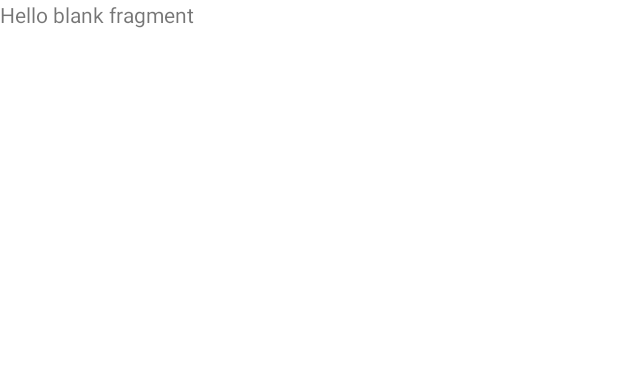
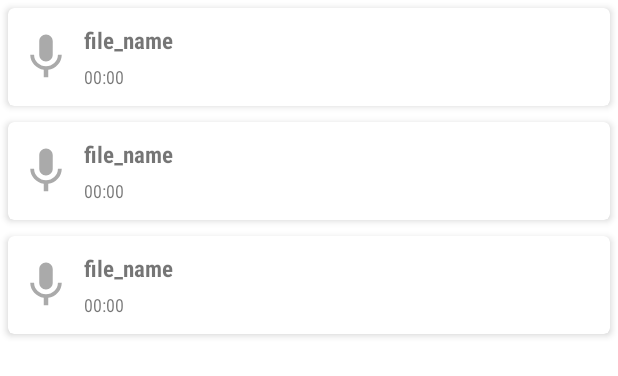
Before and after one commit to vladzavdv16/VoiceRecorder, an Android app: the layout fragment_list_record.xml on its own in the app's theme, with its tools: preview values and no code run, on a phone screen of 412 x 824 dp. Shown: the top 376 px of the screen. Run offline under Robolectric (Android 15) with nearby library versions, the phone set to English and light mode, and no system bars.

Commit message:
add recyclerView for all records

```diff
--- a/app/src/main/AndroidManifest.xml
+++ b/app/src/main/AndroidManifest.xml
@@ -13,7 +13,7 @@
         android:supportsRtl="true"
         android:theme="@style/Theme.VoiceRecorder">
         <activity
-            android:name=".MainActivity"
+            android:name=".ui.MainActivity"
             android:exported="true">
             <intent-filter>
                 <action android:name="android.intent.action.MAIN" />
--- a/app/src/main/java/com/light/voicerecorder/data/service/RecordService.kt
+++ b/app/src/main/java/com/light/voicerecorder/data/service/RecordService.kt
@@ -10,7 +10,7 @@ import android.os.IBinder
 import android.util.Log
 import android.widget.Toast
 import androidx.core.app.NotificationCompat
-import com.light.voicerecorder.MainActivity
+import com.light.voicerecorder.ui.MainActivity
 import com.light.voicerecorder.R
 import com.light.voicerecorder.data.database.RecordDatabase
 import com.light.voicerecorder.data.database.RecordDatabaseDao
--- a/app/src/main/java/com/light/voicerecorder/MainActivity.kt
+++ b/app/src/main/java/com/light/voicerecorder/ui/MainActivity.kt
@@ -1,4 +1,4 @@
-package com.light.voicerecorder
+package com.light.voicerecorder.ui
 
 import android.app.ActivityManager
 import android.content.Context
@@ -6,6 +6,7 @@ import androidx.appcompat.app.AppCompatActivity
 import android.os.Bundle
 import androidx.navigation.Navigation
 import androidx.navigation.ui.NavigationUI
+import com.light.voicerecorder.R
 import com.light.voicerecorder.databinding.ActivityMainBinding
 
 class MainActivity : AppCompatActivity() {
--- a/app/src/main/java/com/light/voicerecorder/ui/record/RecordFragment.kt
+++ b/app/src/main/java/com/light/voicerecorder/ui/record/RecordFragment.kt
@@ -8,15 +8,12 @@ import android.content.pm.PackageManager
 import android.os.Build
 import android.os.Bundle
 import androidx.fragment.app.Fragment
-import android.view.LayoutInflater
 import android.view.View
-import android.view.ViewGroup
 import android.view.WindowManager
 import android.widget.Toast
 import androidx.core.content.ContextCompat
-import androidx.lifecycle.Observer
 import androidx.lifecycle.ViewModelProvider
-import com.light.voicerecorder.MainActivity
+import com.light.voicerecorder.ui.MainActivity
 import com.light.voicerecorder.R
 import com.light.voicerecorder.data.database.RecordDatabase
 import com.light.voicerecorder.data.database.RecordDatabaseDao
@@ -47,7 +44,6 @@ class RecordFragment : Fragment(R.layout.fragment_record) {
         binding = view.let { FragmentRecordBinding.bind(it) }
 
         database = context?.let { RecordDatabase.getInstance(it).recordDatabaseDao }
-//        database?.getCount()?.observe(viewLifecycleOwner) { count = it }
 
         mainActivity = activity as MainActivity
 
--- a/app/src/main/res/drawable/ic_mic_36dp.xml
+++ b/app/src/main/res/drawable/ic_mic_36dp.xml
@@ -1,10 +1,10 @@
 <vector xmlns:android="http://schemas.android.com/apk/res/android"
     android:width="36dp"
     android:height="36dp"
-    android:tint="@android:color/white"
+    android:tint="@android:color/darker_gray"
     android:viewportWidth="24"
     android:viewportHeight="24">
     <path
-        android:fillColor="@android:color/white"
+        android:fillColor="@android:color/darker_gray"
         android:pathData="M12,14c1.66,0 2.99,-1.34 2.99,-3L15,5c0,-1.66 -1.34,-3 -3,-3S9,3.34 9,5v6c0,1.66 1.34,3 3,3zM17.3,11c0,3 -2.54,5.1 -5.3,5.1S6.7,14 6.7,11L5,11c0,3.41 2.72,6.23 6,6.72L11,21h2v-3.28c3.28,-0.48 6,-3.3 6,-6.72h-1.7z" />
 </vector>
--- a/app/src/main/res/layout/activity_main.xml
+++ b/app/src/main/res/layout/activity_main.xml
@@ -4,7 +4,7 @@
     xmlns:tools="http://schemas.android.com/tools"
     android:layout_width="match_parent"
     android:layout_height="match_parent"
-    tools:context=".MainActivity">
+    tools:context=".ui.MainActivity">
 
     <fragment
         android:id="@+id/fragment"
--- a/app/src/main/res/layout/fragment_list_record.xml
+++ b/app/src/main/res/layout/fragment_list_record.xml
@@ -5,10 +5,10 @@
     android:layout_height="match_parent"
     tools:context=".ui.listRecord.ListRecordFragment">
 
-    <!-- TODO: Update blank fragment layout -->
-    <TextView
+    <androidx.recyclerview.widget.RecyclerView
+        android:id="@+id/recycler"
         android:layout_width="match_parent"
         android:layout_height="match_parent"
-        android:text="@string/hello_blank_fragment" />
+        tools:listitem="@layout/list_item_record" />
 
 </FrameLayout>
--- /dev/null
+++ b/app/src/main/res/layout/list_item_record.xml
@@ -0,0 +1,67 @@
+<?xml version="1.0" encoding="utf-8"?>
+<LinearLayout xmlns:android="http://schemas.android.com/apk/res/android"
+    xmlns:app="http://schemas.android.com/apk/res-auto"
+    xmlns:tools="http://schemas.android.com/tools"
+    android:layout_width="match_parent"
+    android:layout_height="wrap_content"
+    android:orientation="vertical">
+
+    <androidx.cardview.widget.CardView
+        android:id="@+id/card_view"
+        android:layout_width="match_parent"
+        android:layout_height="65dp"
+        android:layout_gravity="center"
+        android:layout_margin="5dp"
+        android:foreground="?android:attr/selectableItemBackground"
+        app:cardCornerRadius="4dp"
+        app:cardElevation="3dp">
+
+        <LinearLayout
+            android:layout_width="match_parent"
+            android:layout_height="match_parent"
+            android:orientation="horizontal">
+
+            <ImageView
+                android:id="@+id/imageView"
+                android:layout_width="wrap_content"
+                android:layout_height="wrap_content"
+                android:layout_gravity="center_vertical"
+                android:layout_marginLeft="7dp"
+                android:layout_marginRight="7dp"
+                android:src="@drawable/ic_mic_36dp"
+                app:tint="@android:color/darker_gray" />
+
+            <LinearLayout
+                android:layout_width="match_parent"
+                android:layout_height="wrap_content"
+                android:layout_gravity="center"
+                android:layout_marginRight="10dp"
+                android:orientation="vertical">
+
+                <TextView
+                    android:id="@+id/record_name"
+                    android:layout_width="wrap_content"
+                    android:layout_height="wrap_content"
+                    android:fontFamily="sans-serif-condensed"
+                    android:text="file_name"
+                    android:textSize="15sp"
+                    android:textStyle="bold" />
+
+                <TextView
+                    android:id="@+id/record_length"
+                    android:layout_width="wrap_content"
+                    android:layout_height="wrap_content"
+                    android:layout_marginTop="5dp"
+                    android:fontFamily="sans-serif-condensed"
+                    android:text="00:00"
+                    android:textSize="12sp" />
+
+
+            </LinearLayout>
+
+
+        </LinearLayout>
+
+    </androidx.cardview.widget.CardView>
+
+</LinearLayout>
```
Also changed, not shown: app/src/main/java/com/light/voicerecorder/domain/model/Record.kt (added, +10 -0 lines), app/src/main/java/com/light/voicerecorder/ui/listRecord/ListFragmentViewModel.kt (added, +12 -0 lines), app/src/main/java/com/light/voicerecorder/ui/listRecord/ListRecordFragment.kt (+44 -4 lines), app/src/main/java/com/light/voicerecorder/ui/listRecord/adapter/ListRecordAdapter.kt (added, +44 -0 lines), app/src/main/java/com/light/voicerecorder/utils/ListRecordViewModelFactory.kt (added, +16 -0 lines), app/src/main/res/drawable/ic_stop_36dp.xml (+9 -4 lines).
